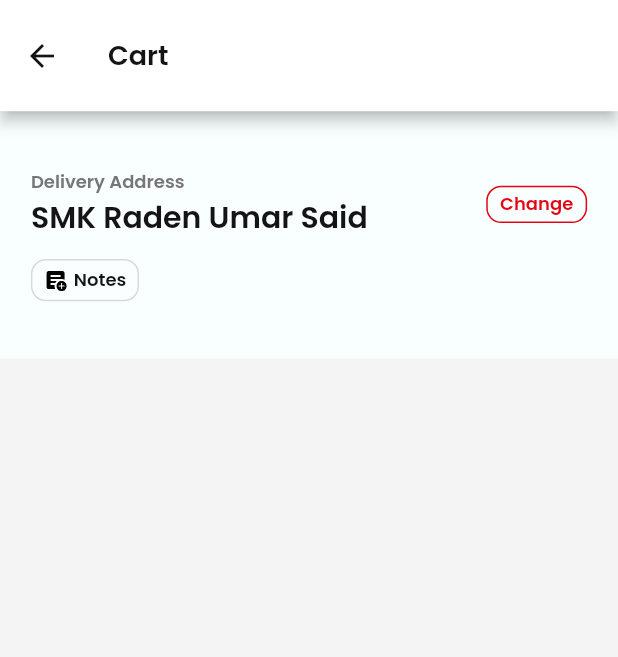
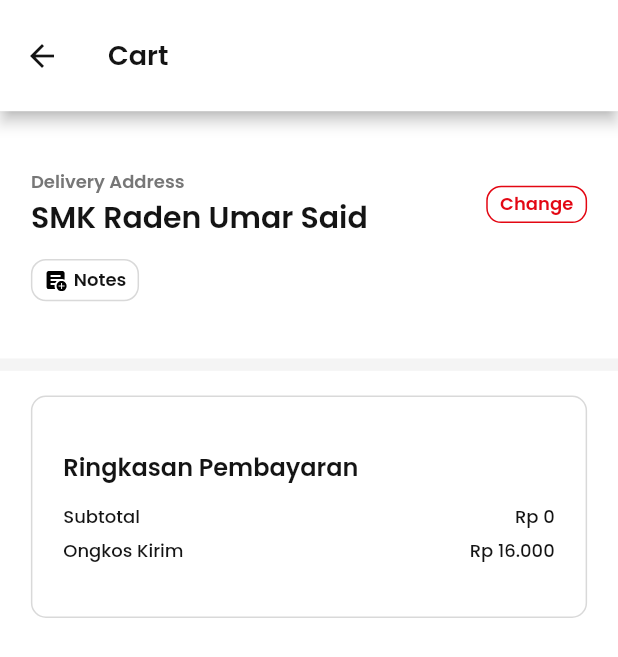
Before and after one commit to uradev0123/flutter-mcd-ecommerce, a Flutter app: the CartPageView screen opened by its route, on a phone screen of 412 x 824 dp. Shown: the top 657 px of the screen. Run offline on Flutter 3.47's test engine with Material 2 defaults, Android fonts, the phone set to English and light mode, and no system bars; our stand-ins replace flutter_svg, get, google_fonts.

Commit message:
feat: [SF] add calculate subtotal and total and cart component three

```diff
--- a/lib/app/mock_data/model/product.dart
+++ b/lib/app/mock_data/model/product.dart
@@ -5,9 +5,9 @@ class Product {
   late String image;
   late String name;
   late double price;
-  RxInt quantity = 0.obs;
+  RxDouble quantity = 0.0.obs;
 
-  Product(String id, String image, String name, double price, {int quantity = 0}){
+  Product(String id, String image, String name, double price, {double quantity = 0}){
     this.id = id;
     this.image = "assets/images/$image.png";
     this.name = name;
--- a/lib/app/pages/cart_page/cart_page_controller.dart
+++ b/lib/app/pages/cart_page/cart_page_controller.dart
@@ -1,11 +1,16 @@
 import 'package:flutter_mcd_ecommerce/app/mock_data/controller/all_menu.dart';
 import 'package:flutter_mcd_ecommerce/app/mock_data/model/product.dart';
 import 'package:get/get.dart';
+import 'package:intl/intl.dart';
 
 class CartPageController extends GetxController {
   final AllMenuController allMenuController = Get.put(AllMenuController());
   RxList<String> selectedProductIds = <String>[].obs;
   RxList<Product> selectedProducts = <Product>[].obs;
+  RxDouble subTotalPrice = 0.0.obs;
+  RxDouble totalPrice = 0.0.obs;
+  RxString formattedSubTotalPrice = ''.obs;
+  RxString formattedTotalPrice = ''.obs;
 
   void addToSelectedProducts(String productId) {
     selectedProductIds.add(productId);
@@ -20,14 +25,14 @@ class CartPageController extends GetxController {
   }
 
   void incrementProductQuantity(Product product) {
-    product.quantity++;
+    product.quantity.value++;
   }
 
   void decrementProductQuantity(Product product) {
     if (product.quantity > 0) {
-      product.quantity--;
-      if (product.quantity == 0) {
-        removeFromSelectedProducts(product.id as String);
+      product.quantity.value--;
+      if (product.quantity.value == 0) {
+        removeFromSelectedProducts(product.id);
       }
     }
   }
@@ -43,4 +48,24 @@ class CartPageController extends GetxController {
       }
     }
   }
+
+  String formatPrice(double price) {
+    var formattedPrice = NumberFormat.currency(locale: 'id_ID', symbol: 'Rp ').format(price);
+    return formattedPrice.replaceAll(",00", "");
+  }
+
+  void calculateSubTotalPrice() {
+    double total = 0.0;
+    for (Product product in selectedProducts) {
+      total += (product.price * product.quantity.value);
+    }
+    subTotalPrice.value = total;
+    formattedSubTotalPrice.value = formatPrice(subTotalPrice.value);
+  }
+
+  void calculateTotalPrice() {
+    double ongkir = 16000;
+    totalPrice.value = subTotalPrice.value + ongkir;
+    formattedTotalPrice.value = formatPrice(totalPrice.value);
+  }
 }
--- a/lib/app/pages/cart_page/cart_page_view.dart
+++ b/lib/app/pages/cart_page/cart_page_view.dart
@@ -1,5 +1,6 @@
 import 'package:flutter/material.dart';
 import 'package:flutter_mcd_ecommerce/app/pages/cart_page/components/cart_component_one.dart';
+import 'package:flutter_mcd_ecommerce/app/pages/cart_page/components/cart_component_three.dart';
 import 'package:flutter_mcd_ecommerce/app/pages/cart_page/components/cart_component_two.dart';
 import 'package:flutter_mcd_ecommerce/common/helper/themes.dart';
 
@@ -26,6 +27,7 @@ class CartPageView extends StatelessWidget {
             children: [
               CartComponentOne(),
               CartComponentTwo(),
+              CartComponentThree(),
             ],
           ),
         ),
--- a/lib/app/pages/cart_page/components/cart_component_one.dart
+++ b/lib/app/pages/cart_page/components/cart_component_one.dart
@@ -12,7 +12,7 @@ class CartComponentOne extends StatelessWidget {
     final double height = mediaQuery.height;
 
     return Container(
-      color: whiteColor,
+      color: Colors.white,
       height: height * 0.2,
       padding: EdgeInsets.symmetric(horizontal: width * 0.05),
       child: Column(
--- /dev/null
+++ b/lib/app/pages/cart_page/components/cart_component_three.dart
@@ -0,0 +1,55 @@
+import 'package:flutter/material.dart';
+import 'package:flutter_mcd_ecommerce/app/pages/cart_page/cart_page_controller.dart';
+import 'package:flutter_mcd_ecommerce/common/helper/themes.dart';
+import 'package:get/get.dart';
+
+class CartComponentThree extends StatelessWidget {
+  final CartPageController cartController = Get.put(CartPageController());
+
+  @override
+  Widget build(BuildContext context) {
+    final Size mediaQuery = MediaQuery.of(context).size;
+    final double width = mediaQuery.width;
+    final double height = mediaQuery.height;
+
+    cartController.calculateSubTotalPrice();
+    cartController.calculateTotalPrice();
+
+    return Obx(() => Container(
+      height: height * 0.5,
+      width: double.infinity,
+      color: Colors.white,
+      padding: EdgeInsets.only(left: width * 0.05, right: width * 0.05, top: height * 0.02, bottom: height * 0.3),
+      child: Container(
+        decoration: BoxDecoration(
+          borderRadius: BorderRadius.circular(10),
+          border: Border.all(width: 1, color: Color(0xFFD9D9D9)),
+        ),
+        padding: EdgeInsets.all(width * 0.05),
+        child: Column(
+          mainAxisAlignment: MainAxisAlignment.center,
+          crossAxisAlignment: CrossAxisAlignment.start,
+          children: [
+            Text('Ringkasan Pembayaran', style: ts16SemiboldBlack),
+            SizedBox(height: height * 0.015),
+            Row(
+              mainAxisAlignment: MainAxisAlignment.spaceBetween,
+              children: [
+                Text('Subtotal', style: ts12MediumBlack),
+                Text(cartController.formattedSubTotalPrice.value, style: ts12MediumBlack),
+              ],
+            ),
+            SizedBox(height: height * 0.005),
+            Row(
+              mainAxisAlignment: MainAxisAlignment.spaceBetween,
+              children: [
+                Text('Ongkos Kirim', style: ts12MediumBlack),
+                Text('Rp 16.000', style: ts12MediumBlack),
+              ],
+            ),
+          ],
+        ),
+      ),
+    ));
+  }
+}
--- a/lib/app/pages/cart_page/components/cart_component_two.dart
+++ b/lib/app/pages/cart_page/components/cart_component_two.dart
@@ -28,7 +28,7 @@ class CartComponentTwo extends StatelessWidget {
             return Container(
               height: height * 0.125,
               width: double.infinity,
-              color: whiteColor,
+              color: Colors.white,
               padding: EdgeInsets.symmetric(horizontal: width * 0.05, vertical: height * 0.01),
               margin: EdgeInsets.only(bottom: height * 0.005),
               child: Row(
@@ -66,6 +66,8 @@ class CartComponentTwo extends StatelessWidget {
                           onPressed: () {
                             cartController.decrementProductQuantity(product);
                             cartController.findAndAddSelectedProducts();
+                            cartController.calculateSubTotalPrice();
+                            cartController.calculateTotalPrice();
                           },
                           style: ElevatedButton.styleFrom(
                             shape: CircleBorder(),
@@ -81,6 +83,8 @@ class CartComponentTwo extends StatelessWidget {
                         ElevatedButton(
                           onPressed: () {
                             cartController.incrementProductQuantity(product);
+                            cartController.calculateSubTotalPrice();
+                            cartController.calculateTotalPrice();
                           },
                           style: ElevatedButton.styleFrom(
                             shape: CircleBorder(),
--- a/lib/app/pages/home_page/widgets/card_product_home_page.dart
+++ b/lib/app/pages/home_page/widgets/card_product_home_page.dart
@@ -86,6 +86,8 @@ Widget cardProductHomePage({required context, required controller}) {
                                 ElevatedButton(
                                   onPressed: () {
                                     cartController.decrementProductQuantity(product);
+                                    cartController.calculateSubTotalPrice();
+                                    cartController.calculateSubTotalPrice();
                                   },
                                   style: ElevatedButton.styleFrom(
                                     shape: CircleBorder(),
@@ -101,6 +103,8 @@ Widget cardProductHomePage({required context, required controller}) {
                                 ElevatedButton(
                                   onPressed: () {
                                     cartController.incrementProductQuantity(product);
+                                    cartController.calculateSubTotalPrice();
+                                    cartController.calculateSubTotalPrice();
                                   },
                                   style: ElevatedButton.styleFrom(
                                     shape: CircleBorder(),
@@ -120,6 +124,8 @@ Widget cardProductHomePage({required context, required controller}) {
                               onPressed: () {
                                 cartController.addToSelectedProducts(product.id);
                                 cartController.incrementProductQuantity(product);
+                                cartController.calculateSubTotalPrice();
+                                cartController.calculateSubTotalPrice();
                               },
                               style: ElevatedButton.styleFrom(
                                 backgroundColor: primaryColor,
--- a/lib/app/pages/menu_page/widgets/grid_view_product.dart
+++ b/lib/app/pages/menu_page/widgets/grid_view_product.dart
@@ -86,6 +86,8 @@ Widget gridViewProduct({required context, required controller}) {
                               ElevatedButton(
                                 onPressed: () {
                                   cartController.decrementProductQuantity(product);
+                                  cartController.calculateSubTotalPrice();
+                                  cartController.calculateSubTotalPrice();
                                 },
                                 style: ElevatedButton.styleFrom(
                                   shape: CircleBorder(),
@@ -100,6 +102,8 @@ Widget gridViewProduct({required context, required controller}) {
                               ElevatedButton(
                                 onPressed: () {
                                   cartController.incrementProductQuantity(product);
+                                  cartController.calculateSubTotalPrice();
+                                  cartController.calculateSubTotalPrice();
                                 },
                                 style: ElevatedButton.styleFrom(
                                   shape: CircleBorder(),
@@ -118,6 +122,8 @@ Widget gridViewProduct({required context, required controller}) {
                             onPressed: () {
                               cartController.addToSelectedProducts(product.id);
                               cartController.incrementProductQuantity(product);
+                              cartController.calculateSubTotalPrice();
+                              cartController.calculateSubTotalPrice();
                             },
                             style: ElevatedButton.styleFrom(
                               backgroundColor: primaryColor,
--- a/lib/common/routes/app_pages.dart
+++ b/lib/common/routes/app_pages.dart
@@ -20,7 +20,7 @@ part 'app_routes.dart';
 class AppPages {
   AppPages._();
 
-  static const INITIAL = Routes.HOME_PAGE;
+  static const INITIAL = Routes.MENU_PAGE;
 
   static final routes = [
     GetPage(
```
